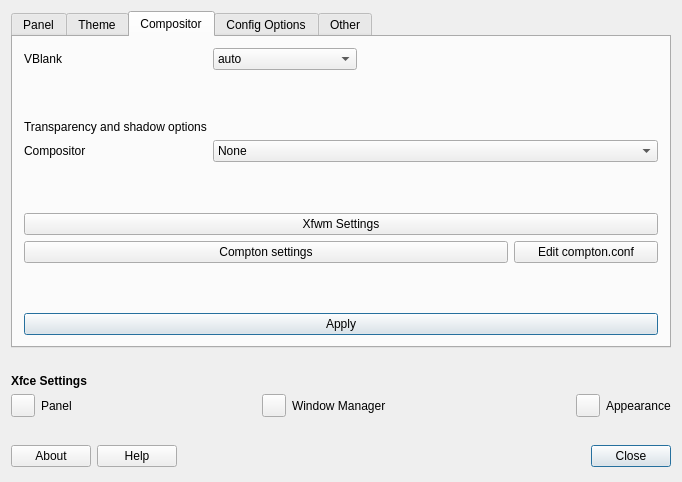
Before: the Qt Designer form defaultlook.ui in MX-Linux/mx-tweak, drawn with Qt 5.
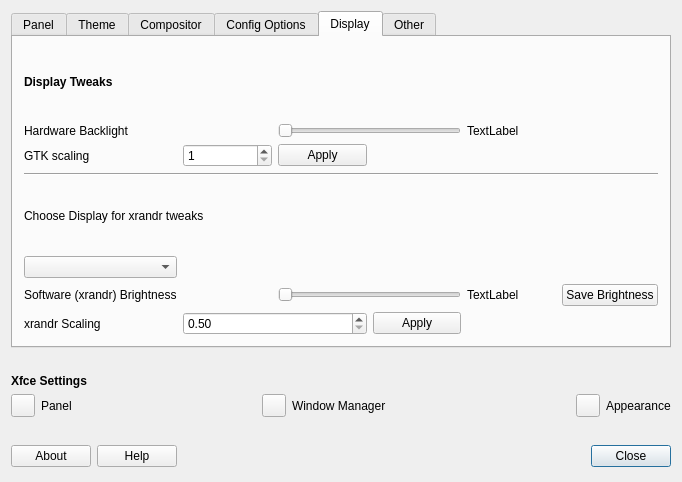
After: the same form once the commit is applied. Icons and pictures are not drawn.

Commit message: initial build with display tab

Patch:
```diff
--- a/defaultlook.ui
+++ b/defaultlook.ui
@@ -276,7 +276,7 @@
         <enum>QTabWidget::North</enum>
        </property>
        <property name="currentIndex">
-        <number>2</number>
+        <number>4</number>
        </property>
        <widget class="QWidget" name="Panel">
         <attribute name="title">
@@ -903,6 +903,158 @@
          </item>
         </layout>
        </widget>
+       <widget class="QWidget" name="DisplayTab">
+        <attribute name="title">
+         <string>Display</string>
+        </attribute>
+        <layout class="QGridLayout" name="gridLayout_13">
+         <item row="1" column="0">
+          <widget class="QLabel" name="label_xbacklight">
+           <property name="text">
+            <string>Hardware Backlight</string>
+           </property>
+          </widget>
+         </item>
+         <item row="3" column="0">
+          <widget class="QLabel" name="labelgtkscaling">
+           <property name="text">
+            <string>GTK scaling</string>
+           </property>
+          </widget>
+         </item>
+         <item row="3" column="1">
+          <widget class="QSpinBox" name="spinBoxgtkscaling">
+           <property name="minimum">
+            <number>1</number>
+           </property>
+           <property name="maximum">
+            <number>3</number>
+           </property>
+          </widget>
+         </item>
+         <item row="4" column="0" colspan="6">
+          <widget class="Line" name="line">
+           <property name="orientation">
+            <enum>Qt::Horizontal</enum>
+           </property>
+          </widget>
+         </item>
+         <item row="5" column="0" colspan="2">
+          <widget class="QLabel" name="label_13">
+           <property name="text">
+            <string>Choose Display for xrandr tweaks</string>
+           </property>
+          </widget>
+         </item>
+         <item row="6" column="0">
+          <widget class="QComboBox" name="comboBoxDisplay"/>
+         </item>
+         <item row="7" column="0">
+          <widget class="QLabel" name="labelsoftwarebrightness">
+           <property name="text">
+            <string>Software (xrandr) Brightness</string>
+           </property>
+          </widget>
+         </item>
+         <item row="7" column="2" colspan="2">
+          <widget class="QSlider" name="horizontalSliderBrightness">
+           <property name="maximum">
+            <number>200</number>
+           </property>
+           <property name="orientation">
+            <enum>Qt::Horizontal</enum>
+           </property>
+          </widget>
+         </item>
+         <item row="7" column="4">
+          <widget class="QLabel" name="label_brightness_slider">
+           <property name="text">
+            <string>TextLabel</string>
+           </property>
+          </widget>
+         </item>
+         <item row="7" column="5">
+          <widget class="QPushButton" name="buttonSaveBrightness">
+           <property name="toolTip">
+            <string>&lt;html&gt;&lt;head/&gt;&lt;body&gt;&lt;p&gt;Saving is per display&lt;/p&gt;&lt;/body&gt;&lt;/html&gt;</string>
+           </property>
+           <property name="text">
+            <string>Save Brightness</string>
+           </property>
+          </widget>
+         </item>
+         <item row="9" column="0">
+          <widget class="QLabel" name="label_scale">
+           <property name="text">
+            <string>xrandr Scaling</string>
+           </property>
+          </widget>
+         </item>
+         <item row="0" column="0">
+          <widget class="QLabel" name="label_12">
+           <property name="text">
+            <string>&lt;html&gt;&lt;head/&gt;&lt;body&gt;&lt;p&gt;&lt;span style=&quot; font-weight:600;&quot;&gt;Display Tweaks&lt;/span&gt;&lt;/p&gt;&lt;/body&gt;&lt;/html&gt;</string>
+           </property>
+          </widget>
+         </item>
+         <item row="1" column="4">
+          <widget class="QLabel" name="backlight_label">
+           <property name="text">
+            <string>TextLabel</string>
+           </property>
+          </widget>
+         </item>
+         <item row="1" column="2" colspan="2">
+          <widget class="QSlider" name="horizsliderhardwarebacklight">
+           <property name="minimum">
+            <number>1</number>
+           </property>
+           <property name="maximum">
+            <number>100</number>
+           </property>
+           <property name="singleStep">
+            <number>1</number>
+           </property>
+           <property name="orientation">
+            <enum>Qt::Horizontal</enum>
+           </property>
+          </widget>
+         </item>
+         <item row="9" column="1" colspan="2">
+          <widget class="QDoubleSpinBox" name="doubleSpinBoxscale">
+           <property name="minimumSize">
+            <size>
+             <width>30</width>
+             <height>0</height>
+            </size>
+           </property>
+           <property name="minimum">
+            <double>0.500000000000000</double>
+           </property>
+           <property name="maximum">
+            <double>3.000000000000000</double>
+           </property>
+           <property name="singleStep">
+            <double>0.050000000000000</double>
+           </property>
+          </widget>
+         </item>
+         <item row="9" column="3">
+          <widget class="QPushButton" name="buttonApplyDisplayScaling">
+           <property name="text">
+            <string>Apply</string>
+           </property>
+          </widget>
+         </item>
+         <item row="3" column="2">
+          <widget class="QPushButton" name="buttonGTKscaling">
+           <property name="text">
+            <string>Apply</string>
+           </property>
+          </widget>
+         </item>
+        </layout>
+       </widget>
        <widget class="QWidget" name="etcTab">
         <attribute name="title">
          <string>Other</string>
```
The commit also changes 9 other files.
